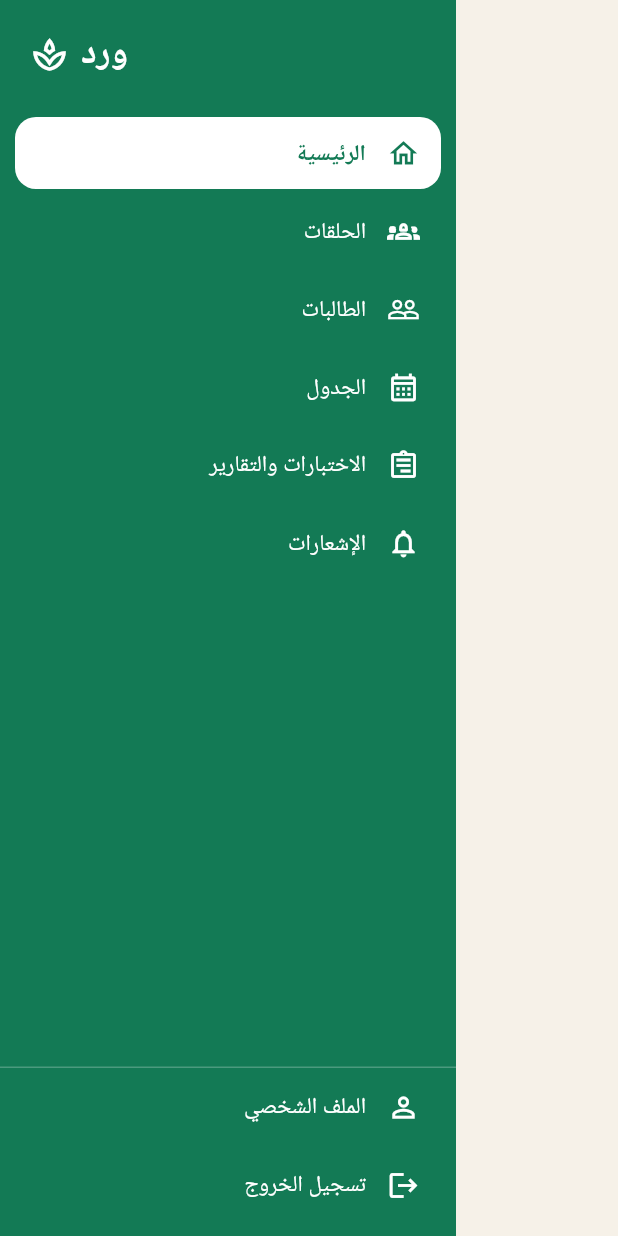
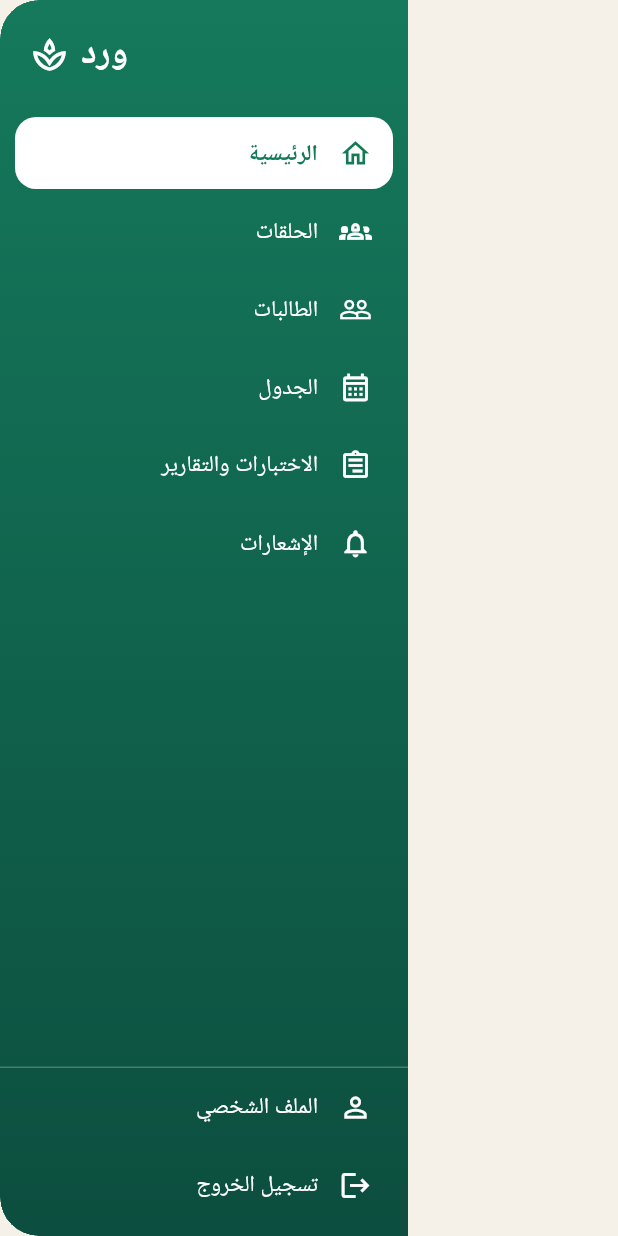
Before and after one commit to HibaChamkhi/Maqraa, a Flutter app: the WardDrawer widget shown alone on an empty page, opened directly with empty values, on a phone screen of 412 x 824 dp. Run offline on Flutter 3.47's test engine with Material 3 defaults, Android fonts, the phone set to English and light mode, and no system bars; our stand-ins replace bloc, cloud_firestore, dartz, equatable, firebase_auth, firebase_core and 10 more; missing offline and left inert: dart:html, http_interceptor, mobile_scanner; accounts and stored records are empty; Roboto replaces fonts that are missing (Cairo, Tajawal).

Commit message:
design(menu): deep-green gradient sidebar with rounded inner edge to match Ward reference

```diff
--- a/lib/core/ui/widgets/ward_drawer.dart
+++ b/lib/core/ui/widgets/ward_drawer.dart
@@ -40,11 +40,23 @@ class WardDrawer extends StatelessWidget {
           ];
 
     return Drawer(
-      backgroundColor: AppColors.primaryDark,
-      shape: const RoundedRectangleBorder(),
-      child: SafeArea(
-        child: Column(
-          children: [
+      width: 272,
+      backgroundColor: Colors.transparent,
+      shape: const RoundedRectangleBorder(
+        borderRadius: BorderRadius.horizontal(left: Radius.circular(26)),
+      ),
+      child: Container(
+        decoration: const BoxDecoration(
+          gradient: LinearGradient(
+            begin: Alignment.topCenter,
+            end: Alignment.bottomCenter,
+            colors: [Color(0xFF15795B), Color(0xFF0C4E3F)],
+          ),
+          borderRadius: BorderRadius.horizontal(left: Radius.circular(26)),
+        ),
+        child: SafeArea(
+          child: Column(
+            children: [
             Padding(
               padding: const EdgeInsets.fromLTRB(20, 20, 20, 24),
               child: Row(
@@ -87,7 +99,8 @@ class WardDrawer extends StatelessWidget {
               },
             ),
             const SizedBox(height: 8),
-          ],
+            ],
+          ),
         ),
       ),
     );
```
